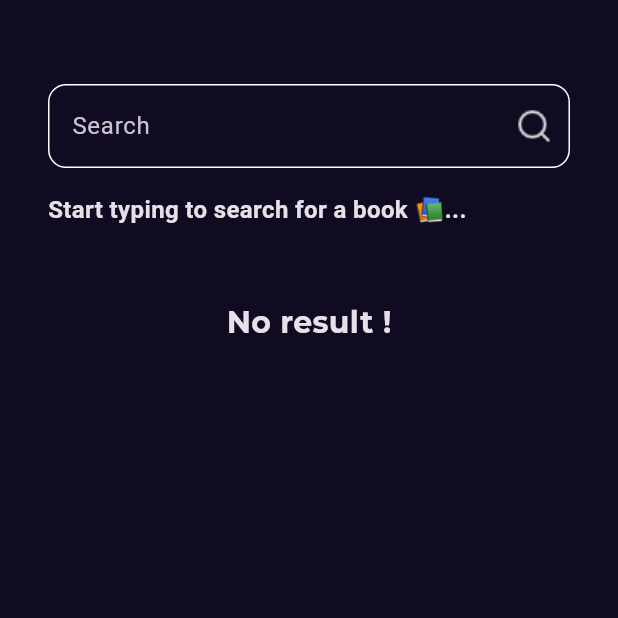
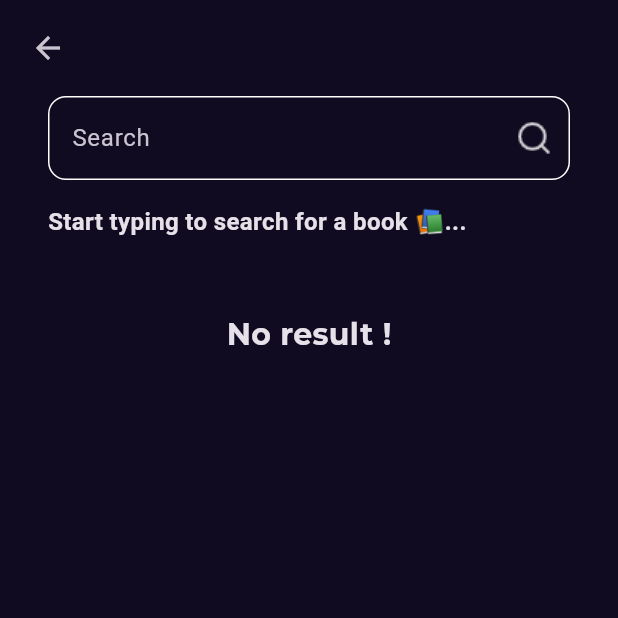
Before and after one commit to MohammedMatter/BooklyApp, a Flutter app: the SearchView screen opened by its route, on a phone screen of 412 x 824 dp, the top half of it. Run offline on Flutter 3.47's test engine with Material 3 defaults, Android fonts, the phone set to English and light mode, and no system bars; our stand-ins replace connectivity_plus, dartz, get, go_router, shimmer; network calls fail; project files that could hold a hidden picture were left out.

```diff
--- a/lib/features/home/presentation/widgets/best_seller_list_view_item.dart
+++ b/lib/features/home/presentation/widgets/best_seller_list_view_item.dart
@@ -99,7 +99,7 @@ class BestSelletListViewItem extends StatelessWidget {
                                             MainAxisAlignment.spaceBetween,
                                         children: [
                                           Text(
-                                            book.saleInfo.saleability=="NOT_FOR_SALE"?'Not For Sale':'Free' ,
+                                            book.saleInfo.saleability=="NOT_FOR_SALE"?'Free':'For Sale' ,
                                             style: Styles.textStyle18,
                                           ),
                                           Spacer(),
--- a/lib/features/search/presentation/views/search_view.dart
+++ b/lib/features/search/presentation/views/search_view.dart
@@ -1,4 +1,4 @@
-import 'package:bookly_app/core/utils/styles.dart';
+import 'package:bookly_app/features/search/presentation/widgets/custom_appbar_search.dart';
 
 import 'package:bookly_app/features/search/presentation/widgets/custom_search_text_field.dart';
 import 'package:flutter/material.dart';
@@ -8,15 +8,20 @@ class SearchView extends StatelessWidget {
 
   @override
   Widget build(BuildContext context) {
+    double width = MediaQuery.of(context).size.width;
+    double height = MediaQuery.of(context).size.height;
     return Scaffold(
-      appBar: AppBar(),
       body: SingleChildScrollView(
-        child: Padding(
-          padding: const EdgeInsets.symmetric(horizontal: 32),
-          child: Column(
-            crossAxisAlignment: CrossAxisAlignment.start,
-            children: [CustomSearchTextField(), SizedBox(height: 30)],
-          ),
+        child: Column(
+          crossAxisAlignment: CrossAxisAlignment.start,
+          children: [
+            CustomAppBarSearch(width: width, height: height),
+            Padding(
+              padding: const EdgeInsets.symmetric(horizontal: 32),
+              child: CustomSearchTextField(),
+            ),
+            SizedBox(height: 30),
+          ],
         ),
       ),
     );
--- /dev/null
+++ b/lib/features/search/presentation/widgets/custom_appbar_search.dart
@@ -0,0 +1,35 @@
+import 'package:bookly_app/features/home/data/repositories_impl/book_repository_impl.dart';
+import 'package:bookly_app/features/home/presentation/view_models/book_view_model.dart';
+import 'package:bookly_app/features/search/presentation/view_models/search_view_model.dart';
+import 'package:flutter/material.dart';
+import 'package:get/get.dart';
+import 'package:go_router/go_router.dart';
+
+class CustomAppBarSearch extends StatelessWidget {
+  CustomAppBarSearch({super.key, required this.width, required this.height});
+
+  final double width;
+  final double height;
+  BookViewModel bookVm = Get.put(BookViewModel(BookRepositoryImpl()));
+  SearchViewModel searchVM = Get.put(SearchViewModel());
+  @override
+  Widget build(BuildContext context) {
+    return SafeArea(
+      child: Row(
+        mainAxisAlignment: MainAxisAlignment.spaceBetween,
+        children: [
+          Padding(
+            padding: const EdgeInsets.all(8.0),
+            child: IconButton(
+              onPressed: () {
+                searchVM.clearSearchData();
+                GoRouter.of(context).pop();
+              },
+              icon: Icon(Icons.arrow_back),
+            ),
+          ),
+        ],
+      ),
+    );
+  }
+}
--- a/lib/features/search/presentation/widgets/custom_search_text_field.dart
+++ b/lib/features/search/presentation/widgets/custom_search_text_field.dart
@@ -1,3 +1,5 @@
+import 'dart:developer';
+
 import 'package:bookly_app/core/utils/app_router.dart';
 import 'package:bookly_app/core/utils/assets.dart';
 import 'package:bookly_app/core/utils/styles.dart';
@@ -7,7 +9,6 @@ import 'package:bookly_app/features/home/presentation/widgets/book_image_contain
 import 'package:bookly_app/features/home/presentation/widgets/book_rating.dart';
 import 'package:bookly_app/features/home/presentation/widgets/home_page_body.dart';
 import 'package:bookly_app/features/search/presentation/view_models/search_view_model.dart';
-import 'package:bookly_app/features/search/presentation/views/search_view.dart';
 import 'package:flutter/material.dart';
 import 'package:get/get.dart';
 import 'package:go_router/go_router.dart';
@@ -18,13 +19,14 @@ class CustomSearchTextField extends StatelessWidget {
     BookViewModel(BookRepositoryImpl()),
     permanent: true,
   );
-  final SearchViewModel searchVM = Get.put(SearchViewModel());
+  final SearchViewModel searchVM = Get.put(SearchViewModel() );
   TextEditingController controllerSearch = TextEditingController();
 
   CustomSearchTextField({super.key});
 
   @override
   Widget build(BuildContext context) {
+    log('${searchVM.searchValue}') ;
     final double width = MediaQuery.of(context).size.width;
     final double height = MediaQuery.of(context).size.height;
     return Column(
@@ -136,8 +138,8 @@ class CustomSearchTextField extends StatelessWidget {
                                               Text(
                                                 element.saleInfo.saleability ==
                                                         "NOT_FOR_SALE"
-                                                    ? 'Not For Sale'
-                                                    : 'Free',
+                                                    ? 'Free'
+                                                    : 'For Sale',
                                                 style: Styles.textStyle18,
                                               ),
                                               Spacer(),
```
Also changed, not shown: lib/core/utils/app_router.dart (+9 -10 lines), lib/features/home/presentation/widgets/custom_app_bar.dart (+8 -9 lines), lib/features/search/presentation/view_models/search_view_model.dart (+23 -5 lines).
